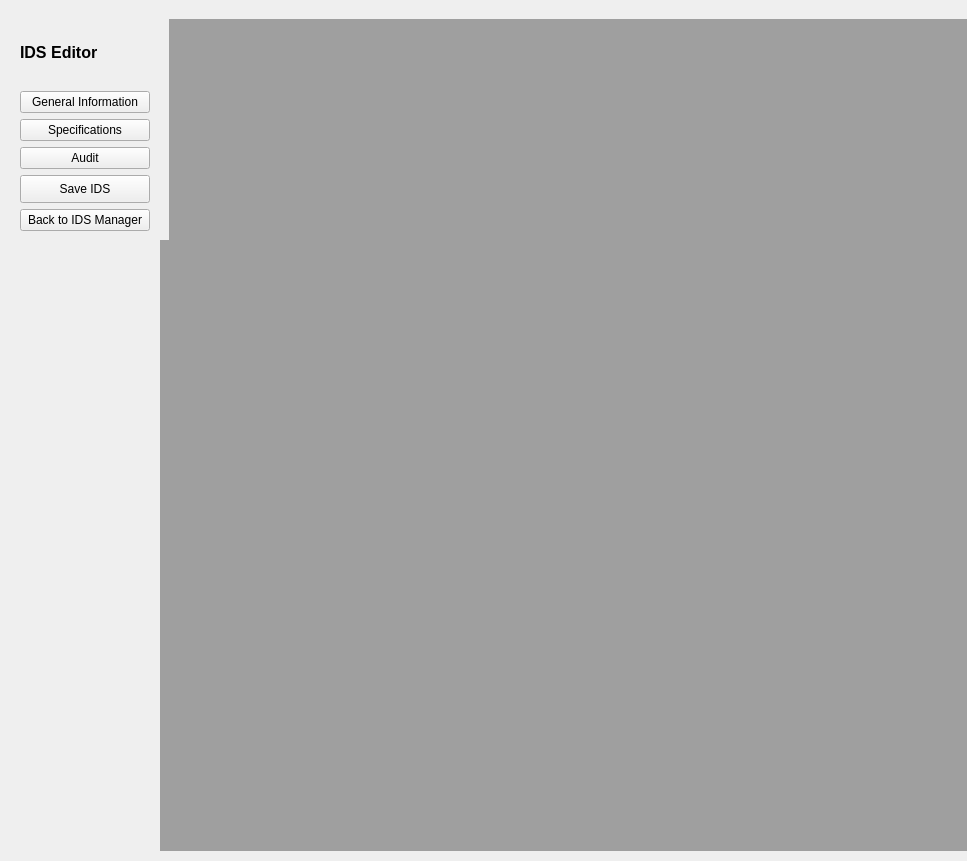
First picture: the form in GUI_Windows/idsEditor_main.ui, repository ivanfelipeib/Masterarbeit, before the edit.
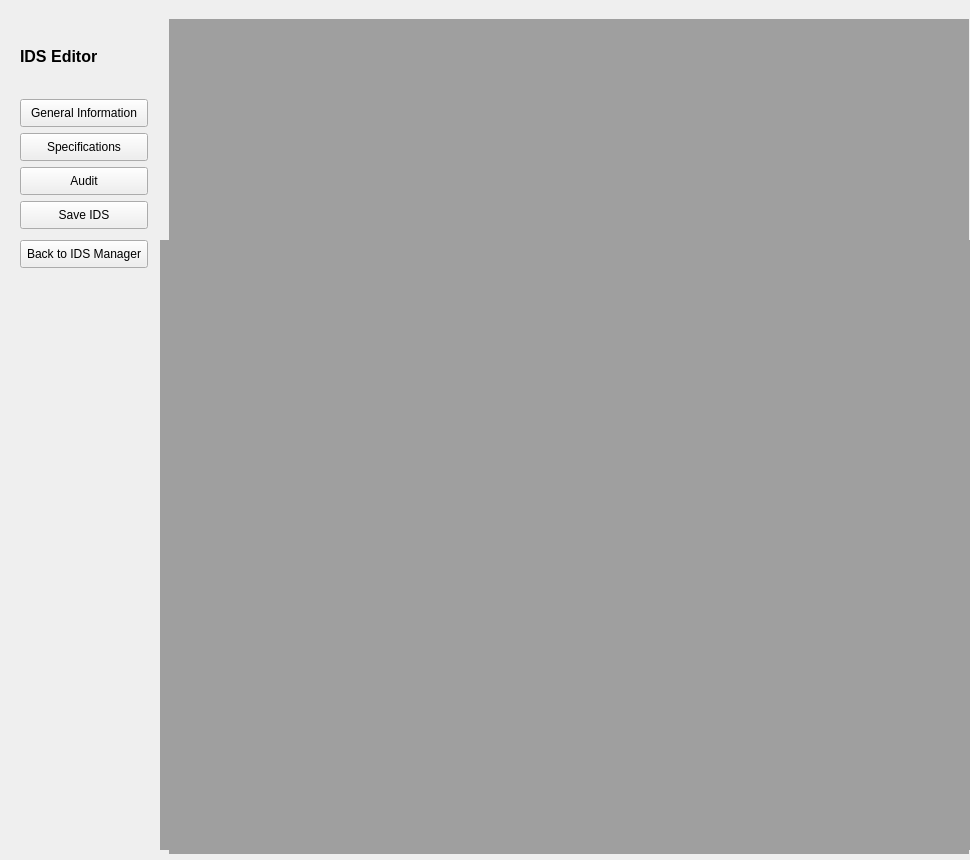
Second picture: the form after the edit.

Commit message: Set fix size in some GUIs. Fix bugs in IDSEditorWindow -fix sizes in GUI IdsEditor_info -fix sizes IDS Editor -Modify Ids Report -Fix bug path IDS Report -Fix bug date when loading existing ids -Fix bug adding ids path to ids list when using existing ids path

```diff
--- a/GUI_Windows/idsEditor_main.ui
+++ b/GUI_Windows/idsEditor_main.ui
@@ -6,14 +6,26 @@
    <rect>
     <x>0</x>
     <y>0</y>
-    <width>967</width>
-    <height>861</height>
+    <width>970</width>
+    <height>860</height>
    </rect>
   </property>
+  <property name="sizePolicy">
+   <sizepolicy hsizetype="Fixed" vsizetype="Fixed">
+    <horstretch>97</horstretch>
+    <verstretch>0</verstretch>
+   </sizepolicy>
+  </property>
+  <property name="minimumSize">
+   <size>
+    <width>970</width>
+    <height>860</height>
+   </size>
+  </property>
   <property name="maximumSize">
    <size>
-    <width>971</width>
-    <height>870</height>
+    <width>970</width>
+    <height>860</height>
    </size>
   </property>
   <property name="windowTitle">
@@ -26,19 +38,25 @@
       <x>169</x>
       <y>19</y>
       <width>800</width>
-      <height>832</height>
+      <height>835</height>
      </rect>
     </property>
+    <property name="sizePolicy">
+     <sizepolicy hsizetype="Fixed" vsizetype="Fixed">
+      <horstretch>0</horstretch>
+      <verstretch>0</verstretch>
+     </sizepolicy>
+    </property>
     <property name="minimumSize">
      <size>
       <width>800</width>
-      <height>221</height>
+      <height>835</height>
      </size>
     </property>
     <property name="maximumSize">
      <size>
       <width>800</width>
-      <height>832</height>
+      <height>835</height>
      </size>
     </property>
    </widget>
@@ -52,8 +70,29 @@
      </rect>
     </property>
     <layout class="QVBoxLayout" name="verticalLayout">
+     <property name="sizeConstraint">
+      <enum>QLayout::SetFixedSize</enum>
+     </property>
      <item>
       <widget class="QLabel" name="lbl_IDSEditor_title">
+       <property name="sizePolicy">
+        <sizepolicy hsizetype="Fixed" vsizetype="Fixed">
+         <horstretch>0</horstretch>
+         <verstretch>0</verstretch>
+        </sizepolicy>
+       </property>
+       <property name="minimumSize">
+        <size>
+         <width>128</width>
+         <height>73</height>
+        </size>
+       </property>
+       <property name="maximumSize">
+        <size>
+         <width>128</width>
+         <height>73</height>
+        </size>
+       </property>
        <property name="font">
         <font>
          <family>Arial</family>
@@ -69,6 +108,24 @@
      </item>
      <item>
       <widget class="QPushButton" name="btn_ids_info">
+       <property name="sizePolicy">
+        <sizepolicy hsizetype="Fixed" vsizetype="Fixed">
+         <horstretch>0</horstretch>
+         <verstretch>0</verstretch>
+        </sizepolicy>
+       </property>
+       <property name="minimumSize">
+        <size>
+         <width>128</width>
+         <height>28</height>
+        </size>
+       </property>
+       <property name="maximumSize">
+        <size>
+         <width>128</width>
+         <height>28</height>
+        </size>
+       </property>
        <property name="text">
         <string>General Information</string>
        </property>
@@ -76,6 +133,24 @@
      </item>
      <item>
       <widget class="QPushButton" name="btn_ids_specifications">
+       <property name="sizePolicy">
+        <sizepolicy hsizetype="Fixed" vsizetype="Fixed">
+         <horstretch>0</horstretch>
+         <verstretch>0</verstretch>
+        </sizepolicy>
+       </property>
+       <property name="minimumSize">
+        <size>
+         <width>128</width>
+         <height>28</height>
+        </size>
+       </property>
+       <property name="maximumSize">
+        <size>
+         <width>128</width>
+         <height>28</height>
+        </size>
+       </property>
        <property name="text">
         <string>Specifications</string>
        </property>
@@ -83,6 +158,24 @@
      </item>
      <item>
       <widget class="QPushButton" name="btn_ids_audit">
+       <property name="sizePolicy">
+        <sizepolicy hsizetype="Fixed" vsizetype="Fixed">
+         <horstretch>0</horstretch>
+         <verstretch>0</verstretch>
+        </sizepolicy>
+       </property>
+       <property name="minimumSize">
+        <size>
+         <width>128</width>
+         <height>28</height>
+        </size>
+       </property>
+       <property name="maximumSize">
+        <size>
+         <width>128</width>
+         <height>28</height>
+        </size>
+       </property>
        <property name="text">
         <string>Audit</string>
        </property>
@@ -90,6 +183,12 @@
      </item>
      <item>
       <widget class="QPushButton" name="btn_ids_save">
+       <property name="sizePolicy">
+        <sizepolicy hsizetype="Fixed" vsizetype="Fixed">
+         <horstretch>128</horstretch>
+         <verstretch>28</verstretch>
+        </sizepolicy>
+       </property>
        <property name="minimumSize">
         <size>
          <width>128</width>
@@ -101,13 +200,6 @@
        </property>
       </widget>
      </item>
-     <item>
-      <widget class="QPushButton" name="btn_back">
-       <property name="text">
-        <string>Back to IDS Manager</string>
-       </property>
-      </widget>
-     </item>
     </layout>
    </widget>
    <widget class="QMdiArea" name="mdi_editor">
@@ -115,17 +207,60 @@
      <rect>
       <x>160</x>
       <y>240</y>
-      <width>811</width>
-      <height>611</height>
+      <width>810</width>
+      <height>610</height>
      </rect>
     </property>
+    <property name="sizePolicy">
+     <sizepolicy hsizetype="Fixed" vsizetype="Fixed">
+      <horstretch>0</horstretch>
+      <verstretch>0</verstretch>
+     </sizepolicy>
+    </property>
+    <property name="minimumSize">
+     <size>
+      <width>810</width>
+      <height>310</height>
+     </size>
+    </property>
     <property name="maximumSize">
      <size>
-      <width>811</width>
-      <height>611</height>
+      <width>810</width>
+      <height>610</height>
      </size>
     </property>
    </widget>
+   <widget class="QPushButton" name="btn_back">
+    <property name="geometry">
+     <rect>
+      <x>20</x>
+      <y>240</y>
+      <width>128</width>
+      <height>28</height>
+     </rect>
+    </property>
+    <property name="sizePolicy">
+     <sizepolicy hsizetype="Fixed" vsizetype="Fixed">
+      <horstretch>0</horstretch>
+      <verstretch>0</verstretch>
+     </sizepolicy>
+    </property>
+    <property name="minimumSize">
+     <size>
+      <width>128</width>
+      <height>28</height>
+     </size>
+    </property>
+    <property name="maximumSize">
+     <size>
+      <width>128</width>
+      <height>28</height>
+     </size>
+    </property>
+    <property name="text">
+     <string>Back to IDS Manager</string>
+    </property>
+   </widget>
   </widget>
  </widget>
  <resources/>
```
The commit also changes 5 other files.
